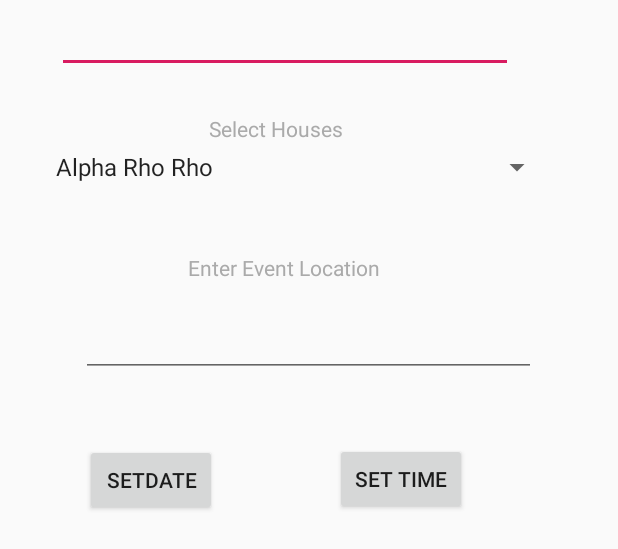
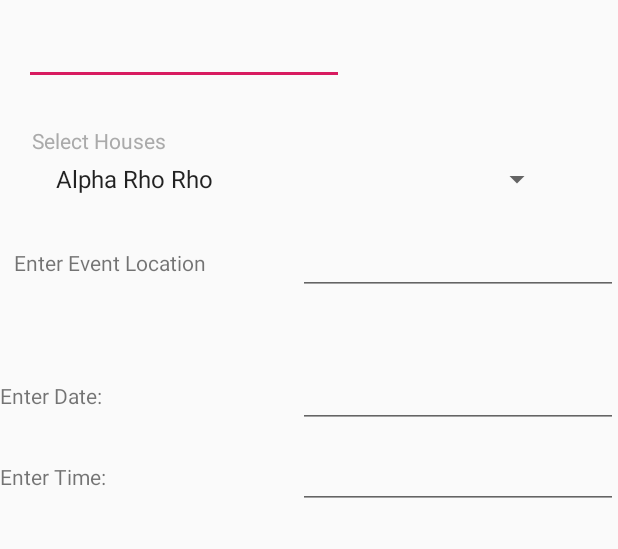
Before and after one commit to maxcastan/mobileProject2, an Android app: the layout fragment_dialog.xml on its own in the app's theme, with its tools: preview values and no code run, on a phone screen of 412 x 824 dp. Shown: the top 549 px of the screen. Run offline under Robolectric (Android 15) with nearby library versions, the phone set to English and light mode, and no system bars.

```diff
--- a/Project2/app/src/main/java/edu/fsu/cs/mobile/hw5/project2/NavActivity.java
+++ b/Project2/app/src/main/java/edu/fsu/cs/mobile/hw5/project2/NavActivity.java
@@ -81,8 +81,4 @@ public class NavActivity extends AppCompatActivity {
     }
 
 
-
-
-
-
 }
--- a/Project2/app/src/main/res/layout/fragment_dialog.xml
+++ b/Project2/app/src/main/res/layout/fragment_dialog.xml
@@ -22,19 +22,19 @@
         android:layout_height="wrap_content"
         android:layout_below="@+id/NameEvent"
         android:layout_alignParentStart="true"
-        android:layout_marginStart="139dp"
+        android:layout_marginStart="21dp"
         android:layout_marginTop="27dp"
         android:text="Select Houses"
         android:textColor="@android:color/darker_gray" />
 
     <EditText
         android:id="@+id/NameEvent"
-        android:layout_width="304dp"
+        android:layout_width="wrap_content"
         android:layout_height="wrap_content"
         android:layout_alignParentStart="true"
         android:layout_alignParentTop="true"
-        android:layout_marginStart="38dp"
-        android:layout_marginTop="3dp"
+        android:layout_marginStart="16dp"
+        android:layout_marginTop="11dp"
         android:ems="10"
         android:gravity="center_horizontal"
         android:textColor="@android:color/black" />
@@ -45,62 +45,56 @@
         android:layout_height="wrap_content"
         android:layout_below="@+id/HousesList"
         android:layout_alignParentStart="true"
-        android:layout_marginStart="125dp"
-        android:layout_marginTop="45dp"
-        android:text="Enter Event Location"
-        android:textColor="@android:color/darker_gray" />
+        android:layout_marginStart="9dp"
+        android:layout_marginTop="34dp"
+        android:text="Enter Event Location" />
 
-    <Button
-        android:id="@+id/buttonDate"
+    <EditText
+        android:id="@+id/enterLocation"
         android:layout_width="wrap_content"
         android:layout_height="wrap_content"
-        android:layout_alignEnd="@+id/Houses"
-        android:layout_alignParentTop="true"
-        android:layout_marginTop="296dp"
-        android:layout_marginEnd="84dp"
-        android:text="setDate"
-        android:visibility="visible" />
+        android:layout_alignBaseline="@+id/EventLocation"
+        android:layout_alignBottom="@+id/EventLocation"
+        android:layout_alignParentEnd="true"
+        android:ems="10" />
 
-    <Button
-        android:id="@+id/buttonTime"
+    <TextView
+        android:id="@+id/date"
         android:layout_width="wrap_content"
         android:layout_height="wrap_content"
         android:layout_alignParentStart="true"
-        android:layout_marginStart="223dp"
-        android:layout_marginLeft="160dp"
-        android:layout_marginTop="295dp"
-        android:layout_marginEnd="49dp"
-        android:layout_marginRight="30dp"
-        android:layout_marginBottom="1dp"
-        android:text="Set Time"
-        android:visibility="visible" />
+        android:layout_alignParentTop="true"
+        android:layout_marginTop="254dp"
+        android:text="Enter Date:" />
 
     <TextView
-        android:id="@+id/mDateDisplay"
+        android:id="@+id/time"
         android:layout_width="wrap_content"
         android:layout_height="wrap_content"
-        android:layout_above="@+id/buttonTime"
         android:layout_alignParentStart="true"
-        android:layout_marginBottom="13dp" />
+        android:layout_alignParentTop="true"
+        android:layout_marginTop="308dp"
+        android:text="Enter Time:" />
 
-    <TextView
-        android:id="@+id/mTimeDisplay"
+    <EditText
+        android:id="@+id/inputDate"
         android:layout_width="wrap_content"
         android:layout_height="wrap_content"
-        android:layout_alignBottom="@+id/mDateDisplay"
-        android:layout_alignParentEnd="true"
-        android:layout_marginEnd="11dp" />
+        android:layout_alignBaseline="@+id/date"
+        android:layout_alignBottom="@+id/date"
+        android:layout_alignStart="@+id/enterLocation"
+        android:ems="10"
+        android:inputType="date" />
 
     <EditText
-        android:id="@+id/EnterLocation"
-        android:layout_width="303dp"
-        android:layout_height="41dp"
-        android:layout_below="@+id/EventLocation"
-        android:layout_centerHorizontal="true"
-        android:layout_marginTop="22dp"
-        android:gravity="center_horizontal"
-        android:textColor="@android:color/black"
-        android:textSize="18sp" />
+        android:id="@+id/inputTime"
+        android:layout_width="wrap_content"
+        android:layout_height="wrap_content"
+        android:layout_alignBaseline="@+id/time"
+        android:layout_alignBottom="@+id/time"
+        android:layout_alignParentEnd="true"
+        android:ems="10"
+        android:inputType="time" />
 
 
 </RelativeLayout>
```
Also changed, not shown: Project2/app/src/main/java/edu/fsu/cs/mobile/hw5/project2/MyDialogFragment.java (+35 -122 lines), Project2/app/src/main/java/edu/fsu/cs/mobile/hw5/project2/SocialFragment.java (+23 -12 lines).
